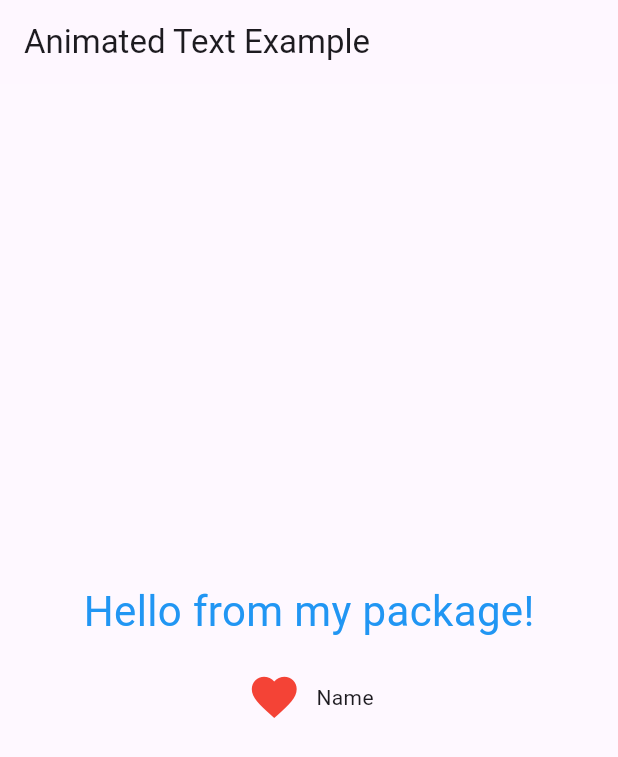
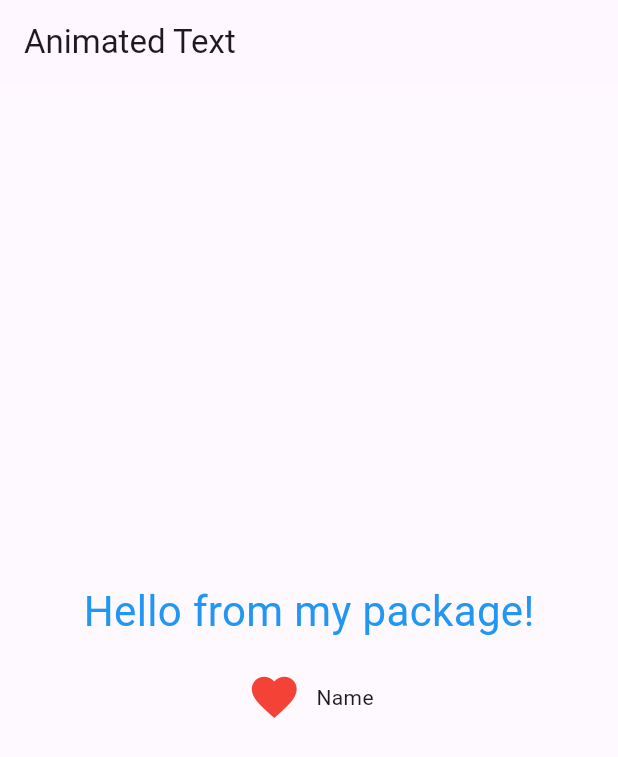
Before and after one commit to Dikshit94189/anTi_mage_X, a Flutter app: the screen it shows after launch, on a phone screen of 412 x 824 dp. Shown: the top 757 px of the screen. Run offline on Flutter 3.47's test engine with Material 3 defaults, Android fonts, the phone set to English and light mode, and no system bars.

Commit message:
change_app_bar

```diff
--- a/example/lib/main.dart
+++ b/example/lib/main.dart
@@ -12,7 +12,7 @@ class MyApp extends StatelessWidget {
   Widget build(BuildContext context) {
     return MaterialApp(
       home: Scaffold(
-        appBar: AppBar(title: const Text("Animated Text Example")),
+        appBar: AppBar(title: const Text("Animated Text")),
         body: Center(
           child: Container(
             // height: 50,
```
